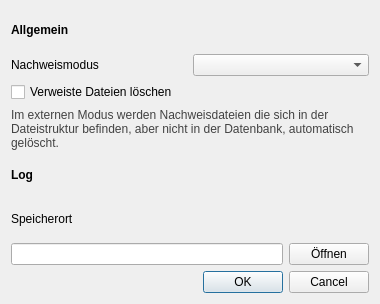
Above: ui/qmcertificateintegritycheckdialog.ui from Christian-Kr/QualificationMatrix before the change. Below: the same form after it.
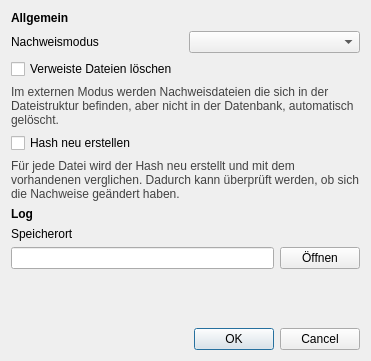
That is the form after the change.

Commit message: Update integrity check dialog

```diff
--- a/ui/qmcertificateintegritycheckdialog.ui
+++ b/ui/qmcertificateintegritycheckdialog.ui
@@ -6,27 +6,14 @@
    <rect>
     <x>0</x>
     <y>0</y>
-    <width>380</width>
-    <height>304</height>
+    <width>371</width>
+    <height>361</height>
    </rect>
   </property>
   <property name="windowTitle">
    <string>Nachweisdatenbank überprüfen</string>
   </property>
   <layout class="QGridLayout" name="gridLayout">
-   <item row="0" column="0" colspan="2">
-    <widget class="QLabel" name="label">
-     <property name="font">
-      <font>
-       <weight>75</weight>
-       <bold>true</bold>
-      </font>
-     </property>
-     <property name="text">
-      <string>Allgemein</string>
-     </property>
-    </widget>
-   </item>
    <item row="1" column="0">
     <widget class="QLabel" name="label_2">
      <property name="text">
@@ -34,6 +21,65 @@
      </property>
     </widget>
    </item>
+   <item row="0" column="0">
+    <widget class="QLabel" name="label">
+     <property name="font">
+      <font>
+       <weight>75</weight>
+       <bold>true</bold>
+      </font>
+     </property>
+     <property name="text">
+      <string>Allgemein</string>
+     </property>
+    </widget>
+   </item>
+   <item row="3" column="0" colspan="2">
+    <layout class="QVBoxLayout" name="verticalLayout_2">
+     <item>
+      <widget class="QCheckBox" name="cbRecreateHash">
+       <property name="text">
+        <string>Hash neu erstellen</string>
+       </property>
+      </widget>
+     </item>
+     <item>
+      <widget class="QLabel" name="label_6">
+       <property name="font">
+        <font>
+         <pointsize>9</pointsize>
+        </font>
+       </property>
+       <property name="text">
+        <string>&lt;html&gt;&lt;head/&gt;&lt;body&gt;&lt;p&gt;&lt;span style=&quot; color:#424242;&quot;&gt;Für jede Datei wird der Hash neu erstellt und mit dem vorhandenen verglichen. Dadurch kann überprüft werden, ob sich die Nachweise geändert haben.&lt;/span&gt;&lt;/p&gt;&lt;/body&gt;&lt;/html&gt;</string>
+       </property>
+       <property name="alignment">
+        <set>Qt::AlignLeading|Qt::AlignLeft|Qt::AlignTop</set>
+       </property>
+       <property name="wordWrap">
+        <bool>true</bool>
+       </property>
+      </widget>
+     </item>
+    </layout>
+   </item>
+   <item row="5" column="0">
+    <widget class="QLabel" name="label_4">
+     <property name="text">
+      <string>Speicherort</string>
+     </property>
+    </widget>
+   </item>
+   <item row="8" column="0" colspan="2">
+    <widget class="QDialogButtonBox" name="buttonBox">
+     <property name="orientation">
+      <enum>Qt::Horizontal</enum>
+     </property>
+     <property name="standardButtons">
+      <set>QDialogButtonBox::Cancel|QDialogButtonBox::Ok</set>
+     </property>
+    </widget>
+   </item>
    <item row="1" column="1">
     <widget class="QComboBox" name="cbCertificateMode"/>
    </item>
@@ -66,7 +112,7 @@
      </item>
     </layout>
    </item>
-   <item row="3" column="0" colspan="2">
+   <item row="4" column="0">
     <widget class="QLabel" name="label_3">
      <property name="font">
       <font>
@@ -79,14 +125,7 @@
      </property>
     </widget>
    </item>
-   <item row="4" column="0" colspan="2">
-    <widget class="QLabel" name="label_4">
-     <property name="text">
-      <string>Speicherort</string>
-     </property>
-    </widget>
-   </item>
-   <item row="5" column="0" colspan="2">
+   <item row="6" column="0" colspan="2">
     <layout class="QHBoxLayout" name="horizontalLayout">
      <item>
       <widget class="QLineEdit" name="leLogPath"/>
@@ -100,15 +139,18 @@
      </item>
     </layout>
    </item>
-   <item row="6" column="0" colspan="2">
-    <widget class="QDialogButtonBox" name="buttonBox">
+   <item row="7" column="0" colspan="2">
+    <spacer name="verticalSpacer">
      <property name="orientation">
-      <enum>Qt::Horizontal</enum>
+      <enum>Qt::Vertical</enum>
      </property>
-     <property name="standardButtons">
-      <set>QDialogButtonBox::Cancel|QDialogButtonBox::Ok</set>
+     <property name="sizeHint" stdset="0">
+      <size>
+       <width>20</width>
+       <height>40</height>
+      </size>
      </property>
-    </widget>
+    </spacer>
    </item>
   </layout>
  </widget>
```
Left out of the diff: 2 changed lines with no effect on the pictures.
